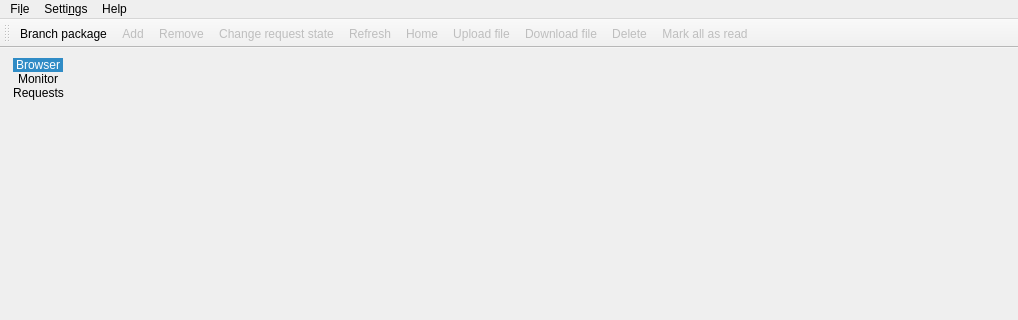
Before: the Qt Designer form src/gui/mainwindow.ui in javierllorente/qactus, drawn with Qt 5; both pictures show x 0 to 1018 and y 0 to 320 of the 1018 by 540 pixel window.
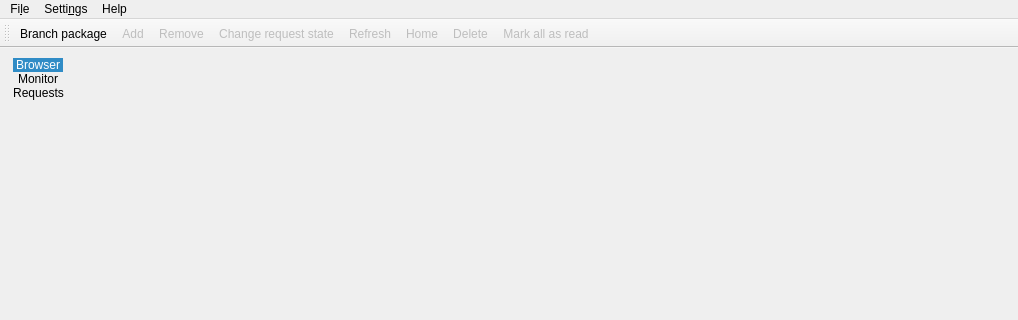
After: the same form once the commit is applied. Icons and pictures are not drawn. Custom widgets are drawn as their Qt base class.

Commit message: Remove upload and download buttons from the toolbar

What changed in the file:
```diff
--- a/src/gui/mainwindow.ui
+++ b/src/gui/mainwindow.ui
@@ -160,8 +160,6 @@
    <addaction name="actionChange_request_state"/>
    <addaction name="action_Refresh"/>
    <addaction name="action_Home"/>
-   <addaction name="action_Upload_file"/>
-   <addaction name="action_Download_file"/>
    <addaction name="action_Delete"/>
    <addaction name="action_Mark_all_as_read"/>
   </widget>
@@ -298,20 +296,6 @@
     <string>&amp;API information</string>
    </property>
   </action>
-  <action name="action_Upload_file">
-   <property name="enabled">
-    <bool>false</bool>
-   </property>
-   <property name="icon">
-    <iconset theme="cloud-upload"/>
-   </property>
-   <property name="text">
-    <string>&amp;Upload file</string>
-   </property>
-   <property name="shortcut">
-    <string>Ctrl+U</string>
-   </property>
-  </action>
   <action name="action_Delete">
    <property name="enabled">
     <bool>false</bool>
@@ -326,17 +310,6 @@
     <bool>false</bool>
    </property>
   </action>
-  <action name="action_Download_file">
-   <property name="enabled">
-    <bool>false</bool>
-   </property>
-   <property name="icon">
-    <iconset theme="download"/>
-   </property>
-   <property name="text">
-    <string>&amp;Download file</string>
-   </property>
-  </action>
   <action name="action_Home">
    <property name="enabled">
     <bool>false</bool>
```
The commit also changes 2 other files.
